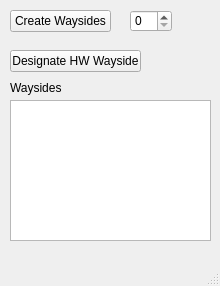
Qt form SWTrackController/swtcinterface.ui (JHarnishfeger/ECE1140_Conductors) before a commit.
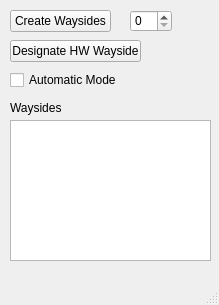
The same form after that commit.

```diff
--- a/SWTrackController/swtcinterface.ui
+++ b/SWTrackController/swtcinterface.ui
@@ -6,8 +6,8 @@
    <rect>
     <x>0</x>
     <y>0</y>
-    <width>220</width>
-    <height>286</height>
+    <width>219</width>
+    <height>305</height>
    </rect>
   </property>
   <property name="windowTitle">
@@ -18,7 +18,7 @@
     <property name="geometry">
      <rect>
       <x>10</x>
-      <y>50</y>
+      <y>40</y>
       <width>131</width>
       <height>22</height>
      </rect>
@@ -54,7 +54,7 @@
     <property name="geometry">
      <rect>
       <x>10</x>
-      <y>100</y>
+      <y>120</y>
       <width>201</width>
       <height>141</height>
      </rect>
@@ -64,7 +64,7 @@
     <property name="geometry">
      <rect>
       <x>10</x>
-      <y>80</y>
+      <y>100</y>
       <width>131</width>
       <height>16</height>
      </rect>
@@ -73,6 +73,19 @@
      <string>Waysides</string>
     </property>
    </widget>
+   <widget class="QCheckBox" name="autoMode">
+    <property name="geometry">
+     <rect>
+      <x>10</x>
+      <y>70</y>
+      <width>111</width>
+      <height>20</height>
+     </rect>
+    </property>
+    <property name="text">
+     <string>Automatic Mode</string>
+    </property>
+   </widget>
   </widget>
   <widget class="QMenuBar" name="menubar">
    <property name="geometry">
```
Left out of the diff: 2 changed lines with no effect on the pictures.
